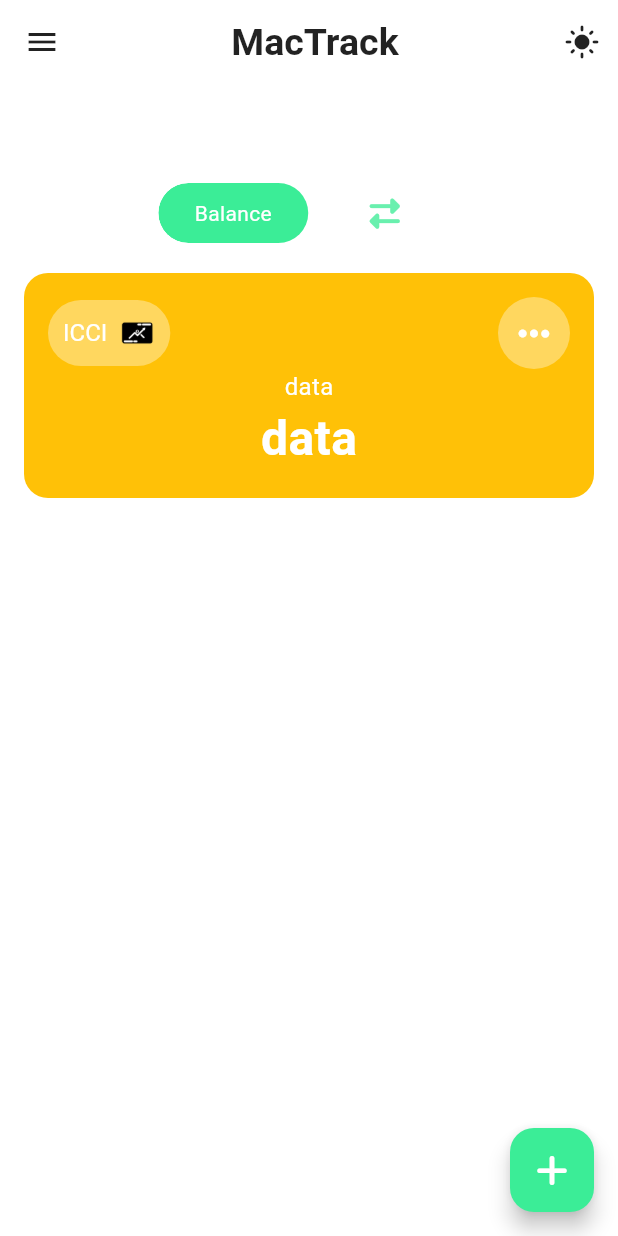
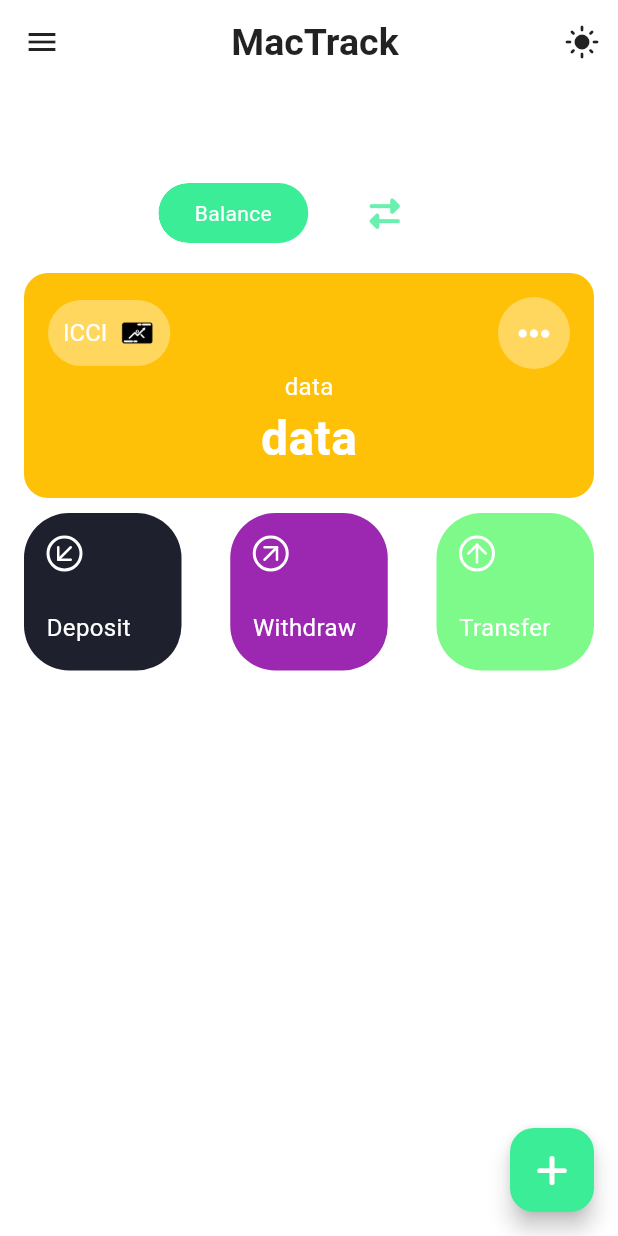
Before and after one commit to maheshp2002/mac-track, a Flutter app: the HomePage screen opened directly, on a phone screen of 412 x 824 dp. Run offline on Flutter 3.47's test engine with Material 3 defaults, Android fonts, the phone set to English and light mode, and no system bars; drawn by our look-alikes of toggle_switch; our stand-ins replace cloud_firestore, firebase_auth, firebase_core, fl_chart, flutter_feather_icons, font_awesome_flutter and 2 more; accounts and stored records are empty.

Commit message:
updated design

```diff
--- a/mac_track/lib/components/fullScreenModal.dart
+++ b/mac_track/lib/components/fullScreenModal.dart
@@ -257,6 +257,7 @@ class _FullScreenModalState extends State<FullScreenModal> {
                               ),
                               const SizedBox(height: 20),
                               DropdownButtonFormField<String>(
+                                dropdownColor: theme.scaffoldBackgroundColor,
                                 icon: Icon(
                                   FontAwesomeIcons.moneyBillTransfer,
                                   color: theme.iconTheme.color,
--- a/mac_track/lib/homepage.dart
+++ b/mac_track/lib/homepage.dart
@@ -1,4 +1,5 @@
 import 'package:flutter/material.dart';
+import 'package:flutter_feather_icons/flutter_feather_icons.dart';
 import 'package:font_awesome_flutter/font_awesome_flutter.dart';
 import 'package:provider/provider.dart';
 import 'package:toggle_switch/toggle_switch.dart';
@@ -173,6 +174,45 @@ class _HomePageState extends State<HomePage> {
                   ),
                 ),
               ),
+              const SizedBox(
+                height: 10,
+              ),
+              SlideInAnimation(
+                  delay: const Duration(milliseconds: 100),
+                  startPosition: -0.5,
+                  endPosition: 0.0,
+                  child: Row(
+                    mainAxisAlignment: MainAxisAlignment.spaceBetween,
+                    children: [
+                      FilterContainer(
+                        icon: FeatherIcons.arrowDownLeft,
+                        text: "Deposit",
+                        color: AppColors.filterButtonBlack,
+                        onTap: () {
+                          // Handle the tap event here
+                          print('InkWell tapped!');
+                        },
+                      ),
+                      FilterContainer(
+                        icon: FeatherIcons.arrowUpRight,
+                        text: "Withdraw",
+                        color: Colors.purple,
+                        onTap: () {
+                          // Handle the tap event here
+                          print('InkWell tapped!');
+                        },
+                      ),
+                      FilterContainer(
+                        icon: FeatherIcons.arrowUp,
+                        text: "Transfer",
+                        color: AppColors.filterButtonGreen,
+                        onTap: () {
+                          // Handle the tap event here
+                          print('InkWell tapped!');
+                        },
+                      ),
+                    ],
+                  )),
             ],
           ),
         ),
@@ -180,3 +220,63 @@ class _HomePageState extends State<HomePage> {
     );
   }
 }
+
+class FilterContainer extends StatelessWidget {
+  final IconData icon;
+  final String text;
+  final Color color;
+  final VoidCallback onTap;
+
+  const FilterContainer({
+    Key? key,
+    required this.icon,
+    required this.text,
+    required this.color,
+    required this.onTap,
+  }) : super(key: key);
+
+  @override
+  Widget build(BuildContext context) {
+    return InkWell(
+        onTap: onTap,
+        child: Container(
+          width: 105,
+          height: 105,
+          padding: const EdgeInsets.fromLTRB(15, 15, 10, 10),
+          decoration: BoxDecoration(
+            borderRadius: BorderRadius.circular(30.0),
+            color: color,
+          ),
+          child: Column(
+            crossAxisAlignment: CrossAxisAlignment.start,
+            children: [
+              SizedBox(
+                  height: 0.5 * 100,
+                  child: Align(
+                      alignment: Alignment.topLeft,
+                      child: Container(
+                        decoration: BoxDecoration(
+                          shape: BoxShape.circle,
+                          border: Border.all(
+                            color: AppColors.backgroundLight,
+                            width: 2,
+                          ),
+                        ),
+                        child: Icon(
+                          icon,
+                          color: AppColors.backgroundLight,
+                          size: 20, // Adjust icon size as needed
+                        ),
+                      ))),
+              Text(
+                text,
+                style: const TextStyle(
+                  color: AppColors.backgroundLight,
+                  fontSize: 16,
+                ),
+              ),
+            ],
+          ),
+        ));
+  }
+}
--- a/mac_track/lib/theme.dart
+++ b/mac_track/lib/theme.dart
@@ -9,6 +9,9 @@ class AppColors {
   static const Color gradientEnd = Color(0xFF333333);
   static const Color primaryGreen = Colors.greenAccent;
   static const Color secondaryGreen = Color(0xFF3BED97);
+  static const Color filterButtonBlack = Color(0xFF1e202e);
+  static const Color filterButtonWhite = Color(0xFFfbfbfb);
+  static const Color filterButtonGreen = Color(0xFF7efa8b);
 }
 
 class AppTextStyles {
--- a/mac_track/pubspec.yaml
+++ b/mac_track/pubspec.yaml
@@ -48,6 +48,7 @@ dependencies:
   # Styles
   google_fonts: ^6.2.1
   font_awesome_flutter: ^10.7.0
+  flutter_feather_icons: ^2.0.0+1
 
   # Components
   toggle_switch: ^2.3.0
```
